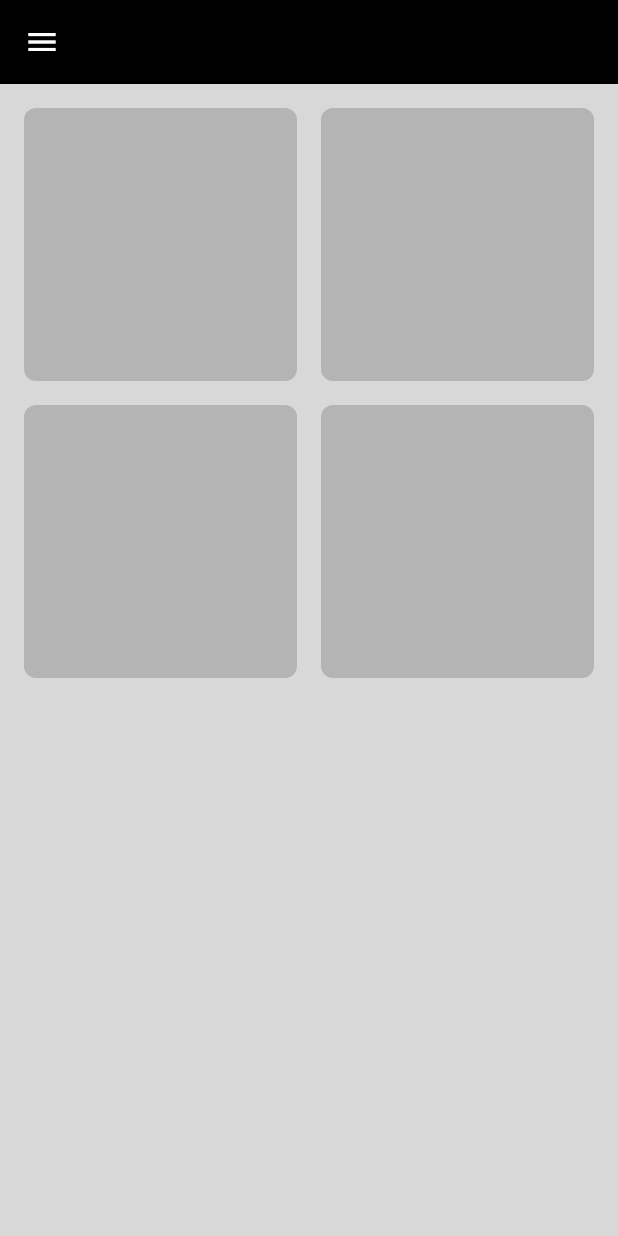
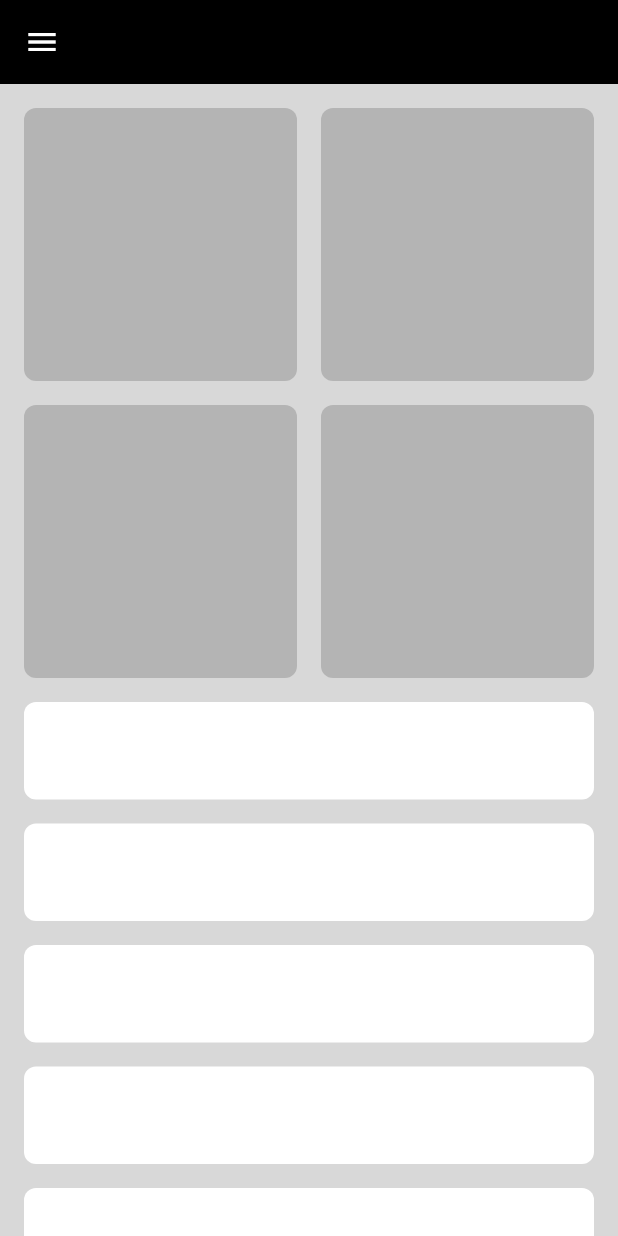
Before and after one commit to osamaromeh10/responsive_ui, a Flutter app: the screen it shows after launch, on a phone screen of 412 x 824 dp. Run offline on Flutter 3.47's test engine with Material 3 defaults, Android fonts, the phone set to English and light mode, and no system bars.

Commit message:
CreateSliverListView

```diff
--- /dev/null
+++ b/lib/views/widgets/custom_item_two.dart
@@ -0,0 +1,17 @@
+import 'package:flutter/material.dart';
+
+class CustomItemTwo extends StatelessWidget {
+  const CustomItemTwo({super.key});
+
+  @override
+  Widget build(BuildContext context) {
+    return Container(
+      height: 65,
+
+      decoration: BoxDecoration(
+        color: Colors.white,
+        borderRadius: BorderRadius.circular(8),
+      ),
+    );
+  }
+}
--- a/lib/views/widgets/home_view_body.dart
+++ b/lib/views/widgets/home_view_body.dart
@@ -1,4 +1,5 @@
 import 'package:flutter/material.dart';
+import 'package:responsive_ui/views/widgets/custom_list_view.dart';
 import 'package:responsive_ui/views/widgets/custom_sliver_grid.dart';
 
 class HomeViewBody extends StatelessWidget {
@@ -12,6 +13,7 @@ class HomeViewBody extends StatelessWidget {
         slivers: [
           SliverToBoxAdapter(child: SizedBox(height: 16)),
           CustomSliverGrid(),
+          CustomSliverListView(),
         ],
       ),
     );
```
Also changed, not shown: lib/views/widgets/custom_list_view.dart (added, +19 -0 lines).
